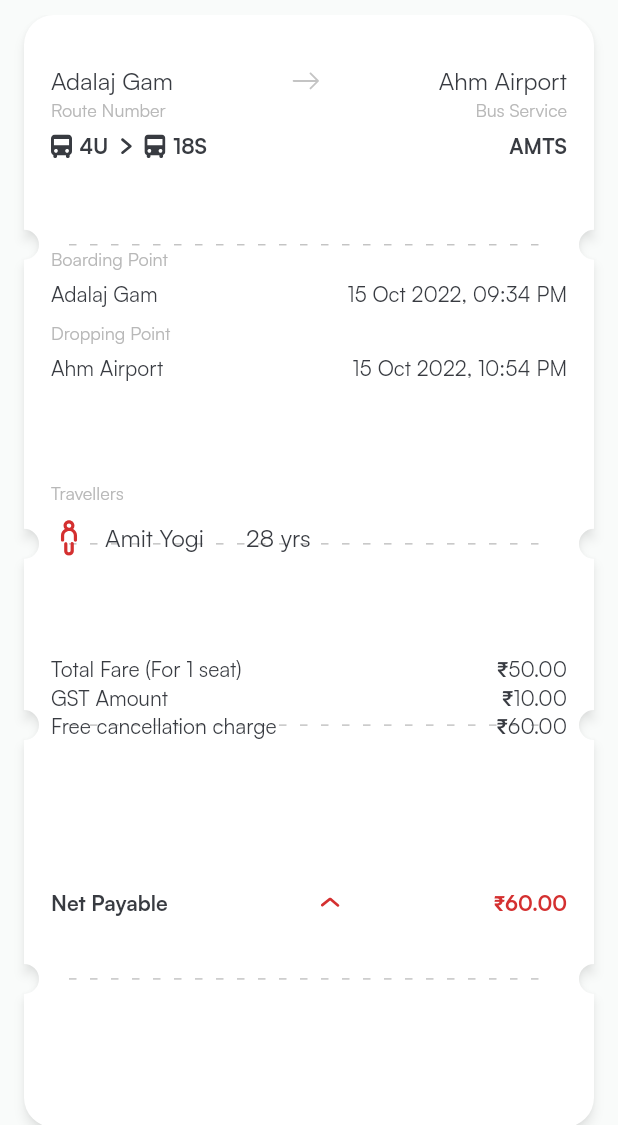
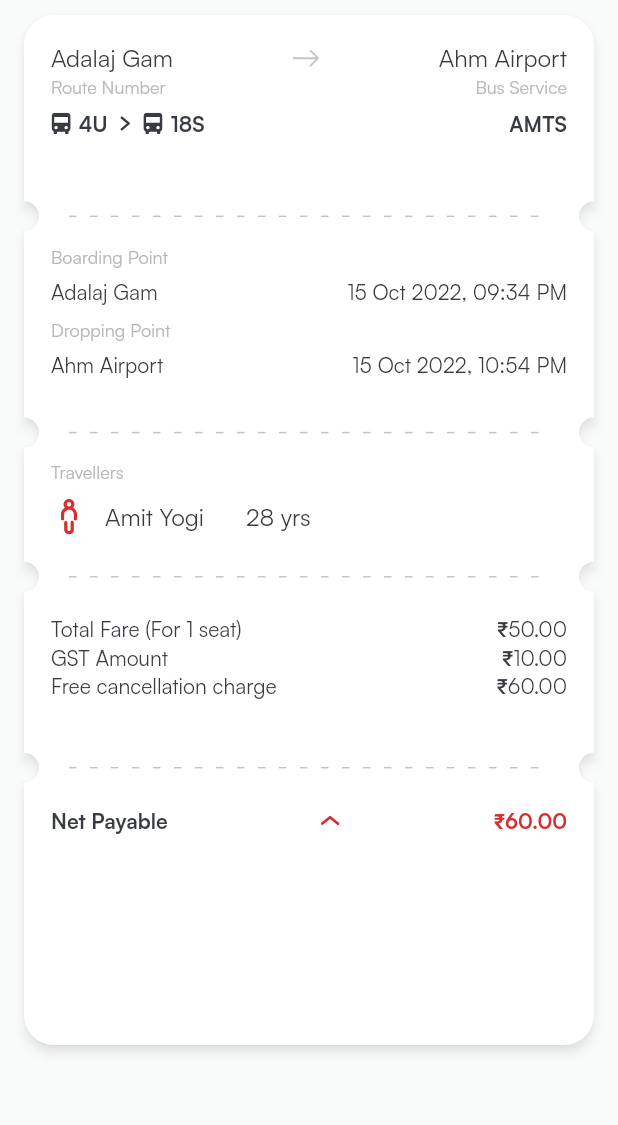
Before and after one commit to AshokSongara/ahmedabad_brts_amts, a Flutter app: the PaymentDetailsScreen screen opened directly, on a phone screen of 412 x 824 dp, the part 111-1236 px from its top. Run offline on Flutter 3.47's test engine with Material 2 defaults, Android fonts, the phone set to English and light mode, and no system bars; our stand-ins replace bloc, equatable, flutter_bloc, flutter_screenutil, flutter_svg, get and 3 more; missing offline and left inert: ticket_widget; accounts and stored records are empty.

Commit message:
#changes in payment details #screen utils added

```diff
--- a/lib/presentation/pages/payment_details/payment_details_screen.dart
+++ b/lib/presentation/pages/payment_details/payment_details_screen.dart
@@ -5,6 +5,7 @@ import 'package:ahmedabad_brts_amts/utils/dimensions.dart';
 import 'package:ahmedabad_brts_amts/utils/image_constant.dart';
 import 'package:ahmedabad_brts_amts/utils/styles.dart';
 import 'package:flutter/material.dart';
+import 'package:flutter_screenutil/flutter_screenutil.dart';
 import 'package:flutter_svg/flutter_svg.dart';
 import 'package:ticket_widget/ticket_widget.dart';
 
@@ -35,7 +36,7 @@ class _PaymentDetailsScreenState extends State<PaymentDetailsScreen> {
                     padding: EdgeInsets.only(right: 43, left: 39),
                   ),
                   Container(
-                    height: MediaQuery.of(context).size.height * 0.9,
+                    height: MediaQuery.of(context).size.height / 1.2,
                     margin: const EdgeInsets.only(left: 16, right: 16),
                     width: MediaQuery.of(context).size.width,
                     child: CustomPaint(
@@ -45,9 +46,12 @@ class _PaymentDetailsScreenState extends State<PaymentDetailsScreen> {
                       ),
                       child: Padding(
                         padding:
-                        EdgeInsets.only(left: 18, right: 18, top: MediaQuery.of(context).size.height*0.04),
+                            EdgeInsets.only(left: 18, right: 18, top: 20.h),
                         child: Column(
                           children: [
+                            Container(
+                              margin: EdgeInsets.only(bottom: 80.h,),
+                              child: Column(children: [
                                 Row(
                                   mainAxisAlignment: MainAxisAlignment.spaceBetween,
                                   crossAxisAlignment: CrossAxisAlignment.center,
@@ -101,8 +105,8 @@ class _PaymentDetailsScreenState extends State<PaymentDetailsScreen> {
                                           SvgPicture.asset(
                                             ImageConstant.iBus,
                                             color: AppColors.darkGray,
-                                        width: 14,
-                                        height: 16,
+                                            width: 14.w,
+                                            height: 16.h,
                                           ),
                                           SizedBox(
                                             width: 5,
@@ -120,8 +124,8 @@ class _PaymentDetailsScreenState extends State<PaymentDetailsScreen> {
                                           SvgPicture.asset(
                                             ImageConstant.iRightGrayArrow,
                                             color: AppColors.darkGray,
-                                        width: 14,
-                                        height: 14,
+                                            width: 14.w,
+                                            height: 14.h,
                                           ),
                                           SizedBox(
                                             width: 5,
@@ -129,8 +133,8 @@ class _PaymentDetailsScreenState extends State<PaymentDetailsScreen> {
                                           SvgPicture.asset(
                                             ImageConstant.iBus,
                                             color: AppColors.darkGray,
-                                        width: 14,
-                                        height: 16,
+                                            width: 14.w,
+                                            height: 16.h,
                                           ),
                                           SizedBox(
                                             width: 5,
@@ -154,11 +158,13 @@ class _PaymentDetailsScreenState extends State<PaymentDetailsScreen> {
                                     ],
                                   ),
                                 ),
-                            Padding(
-                              padding: EdgeInsets.only(
-                                  top: MediaQuery.of(context).size.height *
-                                      0.07),
-                              child: Align(
+                              ],),
+                            ),
+                            Container(
+
+                              child: Column(
+                                children: [
+                                  Align(
                                     alignment: Alignment.centerLeft,
                                     child: Text(
                                       "Boarding Point",
@@ -168,13 +174,13 @@ class _PaymentDetailsScreenState extends State<PaymentDetailsScreen> {
                                           color: AppColors.lightGray),
                                     ),
                                   ),
-                            ),
                                   Padding(
                                     padding: const EdgeInsets.only(top: 6),
                                     child: Row(
                                       mainAxisAlignment:
                                           MainAxisAlignment.spaceBetween,
-                                crossAxisAlignment: CrossAxisAlignment.center,
+                                      crossAxisAlignment:
+                                          CrossAxisAlignment.center,
                                       children: [
                                         Text(
                                           "Adalaj Gam",
@@ -211,7 +217,8 @@ class _PaymentDetailsScreenState extends State<PaymentDetailsScreen> {
                                     child: Row(
                                       mainAxisAlignment:
                                           MainAxisAlignment.spaceBetween,
-                                crossAxisAlignment: CrossAxisAlignment.center,
+                                      crossAxisAlignment:
+                                          CrossAxisAlignment.center,
                                       children: [
                                         Text(
                                           "Ahm Airport",
@@ -230,11 +237,14 @@ class _PaymentDetailsScreenState extends State<PaymentDetailsScreen> {
                                       ],
                                     ),
                                   ),
-                            Padding(
-                              padding: EdgeInsets.only(
-                                  top: MediaQuery.of(context).size.height *
-                                      0.08),
-                              child: Align(
+                                ],
+                              ),
+                            ),
+                            Container(
+                              margin: EdgeInsets.only(top: 60.h,bottom: 20.h),
+                              child: Column(
+                                children: [
+                                  Align(
                                     alignment: Alignment.centerLeft,
                                     child: Text(
                                       "Travellers",
@@ -242,7 +252,6 @@ class _PaymentDetailsScreenState extends State<PaymentDetailsScreen> {
                                           fontSize: Dimensions.dp12,
                                           fontWeight: FontWeight.w500,
                                           color: AppColors.lightGray),
-                                ),
                                     ),
                                   ),
                                   Padding(
@@ -277,17 +286,17 @@ class _PaymentDetailsScreenState extends State<PaymentDetailsScreen> {
                                       ],
                                     ),
                                   ),
-                            Padding(
-                              padding: EdgeInsets.only(
-                                  top: MediaQuery.of(context).size.height *
-                                      0.08),
+                                ],
+                              ),
+                            ),
+                            Container(
+                              margin: EdgeInsets.only(top: 40.h),
                               child: Column(
                                 children: [
                                   Row(
                                     mainAxisAlignment:
                                         MainAxisAlignment.spaceBetween,
-                                    crossAxisAlignment:
-                                        CrossAxisAlignment.center,
+                                    crossAxisAlignment: CrossAxisAlignment.center,
                                     children: [
                                       Text(
                                         "Total Fare (For 1 seat)",
@@ -308,8 +317,7 @@ class _PaymentDetailsScreenState extends State<PaymentDetailsScreen> {
                                   Row(
                                     mainAxisAlignment:
                                         MainAxisAlignment.spaceBetween,
-                                    crossAxisAlignment:
-                                        CrossAxisAlignment.center,
+                                    crossAxisAlignment: CrossAxisAlignment.center,
                                     children: [
                                       Text(
                                         "GST Amount",
@@ -330,8 +338,7 @@ class _PaymentDetailsScreenState extends State<PaymentDetailsScreen> {
                                   Row(
                                     mainAxisAlignment:
                                         MainAxisAlignment.spaceBetween,
-                                    crossAxisAlignment:
-                                        CrossAxisAlignment.center,
+                                    crossAxisAlignment: CrossAxisAlignment.center,
                                     children: [
                                       Text(
                                         "Free cancellation charge",
@@ -352,14 +359,15 @@ class _PaymentDetailsScreenState extends State<PaymentDetailsScreen> {
                                 ],
                               ),
                             ),
+                            Column(
+                              children: [
                                 Padding(
-                              padding: EdgeInsets.only(
-                                  top: MediaQuery.of(context).size.height *
-                                      0.12),
+                                  padding: EdgeInsets.only(top: 80.h),
                                   child: Row(
                                     mainAxisAlignment:
                                         MainAxisAlignment.spaceBetween,
-                                crossAxisAlignment: CrossAxisAlignment.center,
+                                    crossAxisAlignment:
+                                        CrossAxisAlignment.center,
                                     children: [
                                       Text(
                                         "Net Payable",
@@ -386,6 +394,8 @@ class _PaymentDetailsScreenState extends State<PaymentDetailsScreen> {
                                 ),
                               ],
                             ),
+                          ],
+                        ),
                       ),
                     ),
                   ),
--- a/pubspec.yaml
+++ b/pubspec.yaml
@@ -74,6 +74,7 @@ dependencies:
   tuple: ^2.0.0-nullsafety.0
   image_picker: ^0.8.6
   ticket_widget: ^0.0.1
+  flutter_screenutil: ^5.5.3+2
 
 flutter_icons:
   android: true
```
Also changed, not shown: lib/main.dart (+7 -1 lines), lib/presentation/pages/payment_details/ticket_painter.dart (+10 -10 lines). Lines whose indentation alone changed are shown as unchanged.
